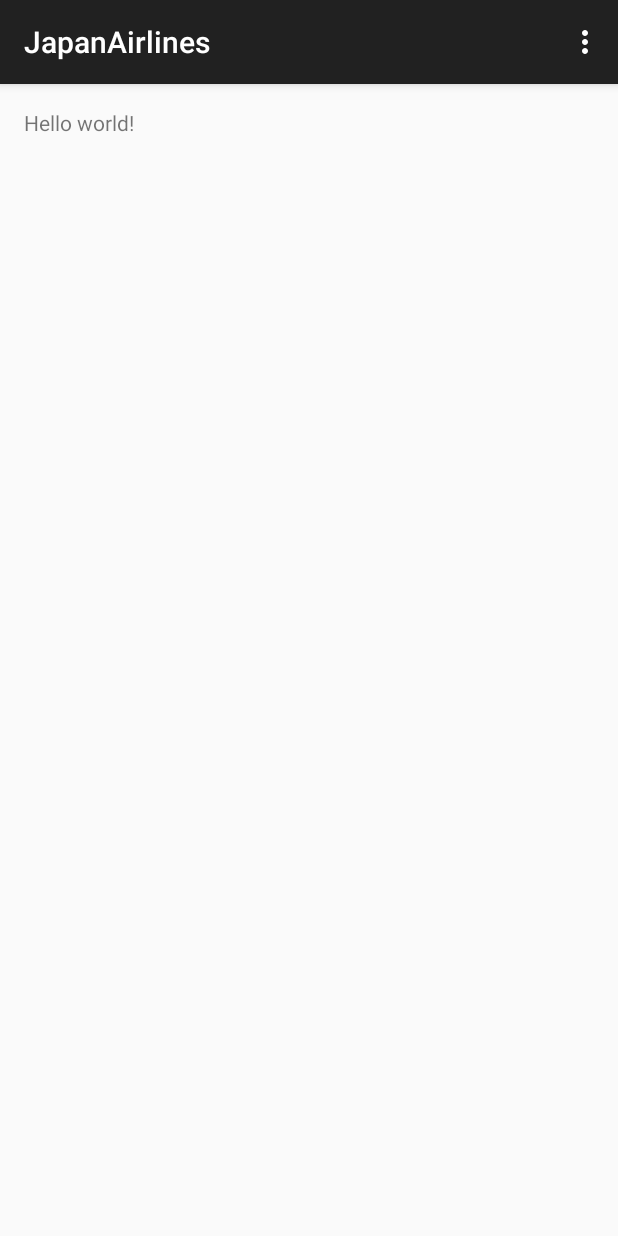
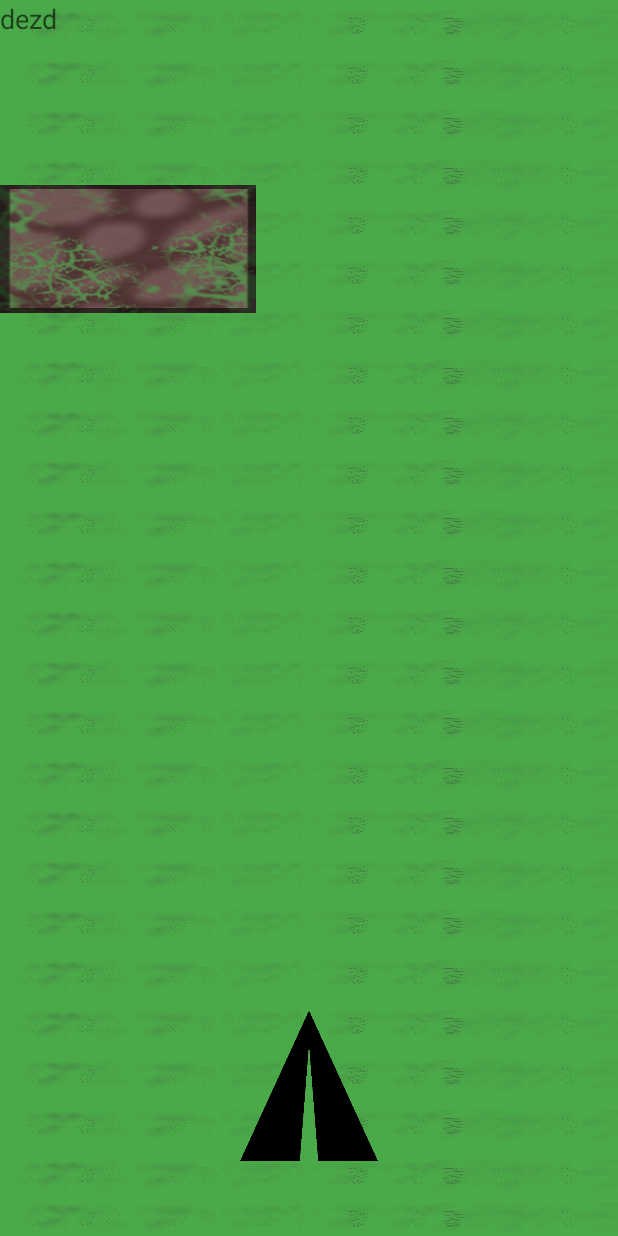
Before and after one commit to JaponTeam/JapanAirlines, an Android app: the screen it shows after launch (MainActivity), on a phone screen of 412 x 824 dp. Run offline under Robolectric (Android 15) with nearby library versions, the phone set to English and light mode, and no system bars.

Commit message:
Layout avion qui bouge et obstacles qui descendent

```diff
--- a/app/src/main/AndroidManifest.xml
+++ b/app/src/main/AndroidManifest.xml
@@ -11,7 +11,9 @@
         android:theme="@style/AppTheme" >
         <activity
             android:name="fr.m2dl.japanairlines.MainActivity"
-            android:label="@string/app_name" >
+            android:label="@string/app_name"
+
+            android:screenOrientation="portrait">
             <intent-filter>
                 <action android:name="android.intent.action.MAIN" />
 
--- a/app/src/main/java/fr/m2dl/japanairlines/MainActivity.java
+++ b/app/src/main/java/fr/m2dl/japanairlines/MainActivity.java
@@ -1,16 +1,37 @@
 package fr.m2dl.japanairlines;
 
+import android.app.Activity;
+import android.graphics.Point;
+import android.hardware.Sensor;
+import android.hardware.SensorEvent;
+import android.hardware.SensorEventListener;
+import android.hardware.SensorManager;
+import android.os.Handler;
 import android.support.v7.app.ActionBarActivity;
 import android.os.Bundle;
+import android.util.Log;
+import android.view.Display;
 import android.view.Menu;
 import android.view.MenuItem;
+import android.widget.ImageView;
+import android.widget.LinearLayout;
+import android.widget.RelativeLayout;
 
 import fr.m2dl.japanairlines.domain.Plane;
 import fr.m2dl.japanairlines.services.BlowRecorder;
 import fr.m2dl.japanairlines.services.HeightManager;
 
 
-public class MainActivity extends ActionBarActivity {
+public class MainActivity extends Activity implements SensorEventListener {
+
+    private LinearLayout layout;
+    private RelativeLayout mainLayout;
+    private Handler mHandler;
+    private Runnable mStatusChecker;
+    private SensorManager sensorManager;
+    private ImageView planeImage;
+
+    private Sensor accelerometer;
 
     private HeightManager heightManager;
     private Plane plane;
@@ -23,6 +44,26 @@ public class MainActivity extends ActionBarActivity {
         plane = new Plane();
         heightManager = new HeightManager(plane);
         startBlowRecording();
+
+        sensorManager = (SensorManager) getSystemService(SENSOR_SERVICE);
+        accelerometer = sensorManager.getDefaultSensor(Sensor.TYPE_ACCELEROMETER);
+        layout = (LinearLayout) findViewById(R.id.layout);
+        mainLayout = (RelativeLayout) findViewById(R.id.mainLayout);
+        planeImage = (ImageView) findViewById(R.id.plane);
+        mHandler = new Handler();
+
+        Thread t = new Thread(new Runnable() {
+            @Override
+            public void run() {
+                affichage();
+
+                mStatusChecker.run();
+            }
+        });
+        t.start();
+
+        obstacle();
+
     }
 
     private void startBlowRecording() {
@@ -39,26 +80,115 @@ public class MainActivity extends ActionBarActivity {
         blowRecorder.start();
     }
 
+    @Override
+    protected void onResume() {
+        /* Ce qu'en dit Google&#160;dans le cas de l'accéléromètre :
+         * «&#160; Ce n'est pas nécessaire d'avoir les évènements des capteurs à un rythme trop rapide.
+         * En utilisant un rythme moins rapide (SENSOR_DELAY_UI), nous obtenons un filtre
+         * automatique de bas-niveau qui "extrait" la gravité  de l'accélération.
+         * Un autre bénéfice étant que l'on utilise moins d'énergie et de CPU.&#160;»
+         */
+        sensorManager.registerListener(this, accelerometer, SensorManager.SENSOR_DELAY_UI);
+        super.onResume();
+    }
 
-    @Override
-    public boolean onCreateOptionsMenu(Menu menu) {
-        // Inflate the menu; this adds items to the action bar if it is present.
-        getMenuInflater().inflate(R.menu.menu_main, menu);
-        return true;
+    public void affichage(){
+
+        mStatusChecker = new Runnable() {
+            @Override
+            public void run() {
+
+                ImageView i1 = new ImageView(getApplicationContext());
+
+
+
+                i1.setLayoutParams(new LinearLayout.LayoutParams(LinearLayout.LayoutParams.MATCH_PARENT, LinearLayout.LayoutParams.WRAP_CONTENT));
+
+
+
+                i1.setImageResource(R.drawable.grass);
+                layout.addView(i1, 0);
+
+
+                mHandler.postDelayed(mStatusChecker, 300);
+            }
+        };
     }
 
     @Override
-    public boolean onOptionsItemSelected(MenuItem item) {
-        // Handle action bar item clicks here. The action bar will
-        // automatically handle clicks on the Home/Up button, so long
-        // as you specify a parent activity in AndroidManifest.xml.
-        int id = item.getItemId();
+    public void onSensorChanged(SensorEvent sensorEvent)
+    {
+        if (sensorEvent.sensor.getType() == Sensor.TYPE_ACCELEROMETER) {
+           float x = sensorEvent.values[0];
+            float y = sensorEvent.values[1];
+            Display display = getWindowManager().getDefaultDisplay();
+            Point size = new Point();
+            display.getSize(size);
+            int width = size.x;
+            int height = size.y;
 
-        //noinspection SimplifiableIfStatement
-        if (id == R.id.action_settings) {
-            return true;
+            if(planeImage.getX() <0){
+                planeImage.setX(0);
+            }
+            if(planeImage.getX() > width-planeImage.getWidth()){
+                planeImage.setX(width-planeImage.getWidth());
+            }
+
+            Log.d("",x+"--"+y);
+            planeImage.setX(planeImage.getX()-x*5);
+            planeImage.setX(planeImage.getX()-x*5);
+
         }
 
-        return super.onOptionsItemSelected(item);
+
+    }
+
+    // I've chosen to not implement this method
+
+    @Override
+    public void onAccuracyChanged(Sensor arg0, int arg1)
+    {
+        // TODO Auto-generated method stub
+
+    }
+
+    Runnable mRunnableObstalce;
+
+    public void obstacle(){
+        final ImageView obstacle = new ImageView(this);
+
+        obstacle.setImageResource(R.drawable.obstacle);
+
+        final Handler mHandlerObstacle = new Handler();
+        mRunnableObstalce = new Runnable() {
+            @Override
+            public void run() {
+                obstacle.setY(obstacle.getY() + 5);
+                mHandlerObstacle.postDelayed(mRunnableObstalce, 10);
+
+            }
+        };
+
+        Thread t = new Thread(new Runnable() {
+            @Override
+            public void run() {
+                affichage();
+
+                mRunnableObstalce.run();
+            }
+        });
+        t.start();
+
+
+
+
+        mainLayout.addView(obstacle);
+        obstacle.setX(0);
+        obstacle.setY(-300);
+
+
+
+
+
     }
 }
--- a/app/src/main/res/layout/activity_main.xml
+++ b/app/src/main/res/layout/activity_main.xml
@@ -1,11 +1,43 @@
-<RelativeLayout xmlns:android="http://schemas.android.com/apk/res/android"
-    xmlns:tools="http://schemas.android.com/tools" android:layout_width="match_parent"
-    android:layout_height="match_parent" android:paddingLeft="@dimen/activity_horizontal_margin"
-    android:paddingRight="@dimen/activity_horizontal_margin"
-    android:paddingTop="@dimen/activity_vertical_margin"
-    android:paddingBottom="@dimen/activity_vertical_margin" tools:context=".MainActivity">
+<RelativeLayout
+    xmlns:android="http://schemas.android.com/apk/res/android"
+    xmlns:tools="http://schemas.android.com/tools" android:layout_height="fill_parent" android:layout_width="fill_parent"
 
-    <TextView android:text="@string/hello_world" android:layout_width="wrap_content"
-        android:layout_height="wrap_content" />
+    android:id="@+id/mainLayout">
+
+<LinearLayout  android:layout_width="match_parent"
+    android:layout_height="match_parent" tools:context=".MainActivity"
+    android:orientation="vertical"
+
+    android:id="@+id/layout"
+    android:background="#4aa948"
+    android:gravity="bottom">
+
+
+    <ImageView
+        android:layout_width="wrap_content"
+        android:layout_height="wrap_content"
+        android:id="@+id/imageView"
+        android:src="@drawable/road"
+        android:layout_gravity="center_horizontal" />
+
+</LinearLayout>
+
+    <TextView
+        android:layout_width="wrap_content"
+        android:layout_height="wrap_content"
+        android:textAppearance="?android:attr/textAppearanceMedium"
+        android:text="dezd"
+        android:id="@+id/textView"
+        android:layout_alignParentStart="false"
+        android:layout_gravity="center" />
+
+    <ImageView
+        android:layout_width="100dp"
+        android:layout_height="100dp"
+        android:id="@+id/plane"
+        android:src="@drawable/paperplane"
+        android:layout_centerHorizontal="true"
+        android:layout_alignParentBottom="true"
+        android:layout_marginBottom="50dp" />
 
 </RelativeLayout>
```
Also changed, not shown: app/src/main/res/drawable-hdpi/grass.png (added), app/src/main/res/drawable-hdpi/ground.png (added), app/src/main/res/drawable-hdpi/obstacle.png (added), app/src/main/res/drawable-hdpi/paperplane.png (added), app/src/main/res/drawable-hdpi/paperplane_down.png (added), app/src/main/res/drawable-hdpi/paperplane_middle.png (added), app/src/main/res/drawable-hdpi/paperplane_up.png (added), app/src/main/res/drawable-hdpi/road.png (added).
